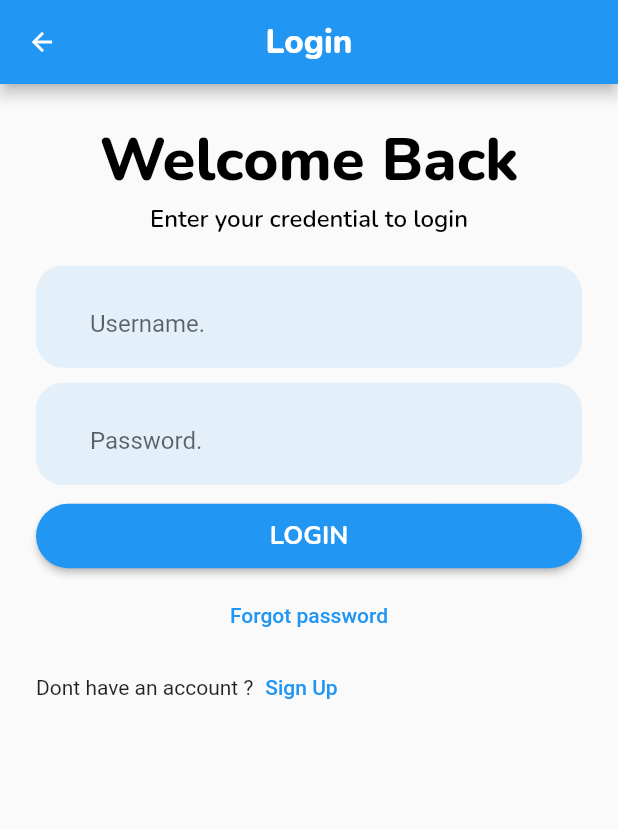
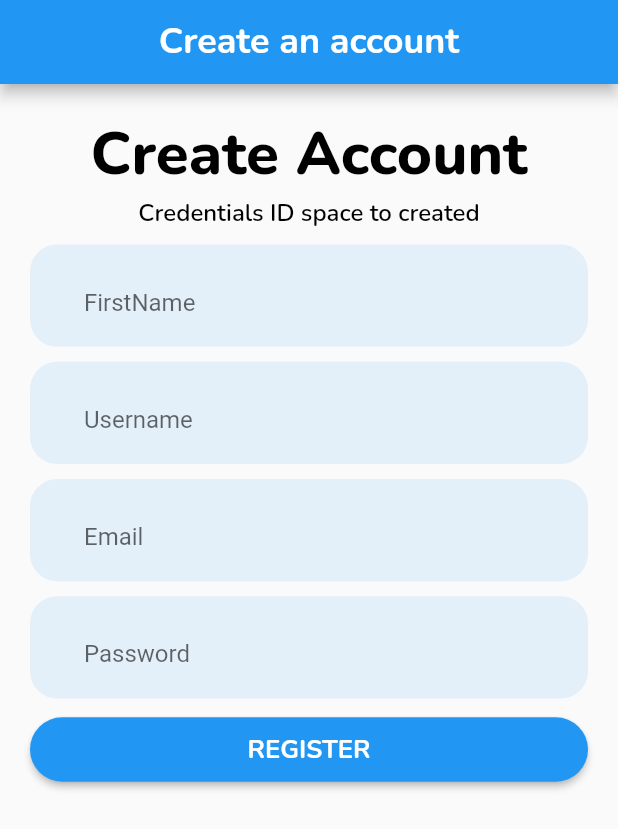
Before and after one commit to alphabas/hotels, a Flutter app: the screen it shows after launch, on a phone screen of 412 x 824 dp. Shown: the top 829 px of the screen. Run offline on Flutter 3.47's test engine with Material 2 defaults, Android fonts, the phone set to English and light mode, and no system bars; our stand-ins replace calendar_date_picker2, google_fonts, table_calendar.

Commit message:
commit now

```diff
--- a/lib/login_screens/loginComponent.dart
+++ b/lib/login_screens/signInScreen.dart
@@ -2,6 +2,7 @@
 
 import 'package:flutter/material.dart';
 import 'package:google_fonts/google_fonts.dart';
+import 'package:hotels/main_screens/variableConst.dart';
 
 class LoginScreen extends StatelessWidget {
   const LoginScreen({super.key});
@@ -51,7 +52,7 @@ class LoginScreen extends StatelessWidget {
     return Column(
       children: [
         Text(
-          'Welcome Back',
+          titleLogin,
           style: GoogleFonts.nunito(
             color: Colors.black,
             fontSize: 40.0,
@@ -59,7 +60,7 @@ class LoginScreen extends StatelessWidget {
           ),
         ),
         Text(
-          'Enter your credential to login',
+          descLogin,
           style: GoogleFonts.nunito(
             color: Colors.black,
             fontSize: 16.0,
@@ -80,10 +81,12 @@ class LoginScreen extends StatelessWidget {
             // contentPadding: EdgeInsets.all(5.0),
             border: OutlineInputBorder(
               borderRadius: BorderRadius.circular(18.0),
-                  borderSide: BorderSide.none),
+              borderSide: BorderSide.none,
+            ),
             fillColor: Theme.of(context).primaryColor.withOpacity(0.1),
             filled: true,
-              prefix: Icon(Icons.person)),
+            prefix: Icon(Icons.person),
+          ),
         ),
         SizedBox(height: 10.0),
         TextField(
--- /dev/null
+++ b/lib/login_screens/signUpScreen.dart
@@ -0,0 +1,120 @@
+import 'package:flutter/material.dart';
+import 'package:google_fonts/google_fonts.dart';
+
+class RegisterScreen extends StatelessWidget {
+  const RegisterScreen({super.key});
+
+  @override
+  Widget build(BuildContext context) {
+    return SafeArea(
+        child: Scaffold(
+      appBar: AppBar(
+        title: Text(
+          'Create an account',
+          style: GoogleFonts.nunito(
+            fontSize: 24.0,
+            fontWeight: FontWeight.w700,
+          ),
+        ),
+        centerTitle: true,
+      ),
+      body: Container(
+        margin: EdgeInsets.all(20.0),
+        child: Column(children: [
+          _headers(context),
+          SizedBox(height: 10.0),
+          _inputFields(context),
+        ]),
+      ),
+    ));
+  }
+
+  _headers(BuildContext context) {
+    return Column(
+      children: [
+        Text(
+          'Create Account',
+          style: GoogleFonts.nunito(
+            color: Colors.black,
+            fontSize: 40.0,
+            fontWeight: FontWeight.w800,
+          ),
+        ),
+        Text(
+          'Credentials ID space to created',
+          style: GoogleFonts.nunito(
+            color: Colors.black,
+            fontSize: 16.0,
+            fontWeight: FontWeight.w600,
+          ),
+        ),
+      ],
+    );
+  }
+
+  _inputFields(BuildContext context) {
+    return Column(
+      crossAxisAlignment: CrossAxisAlignment.stretch,
+      children: [
+        TextField(
+          decoration: InputDecoration(
+              hintText: 'FirstName',
+              border: OutlineInputBorder(
+                  borderRadius: BorderRadius.circular(18.0),
+                  borderSide: BorderSide.none),
+              filled: true,
+              fillColor: Theme.of(context).primaryColor.withOpacity(0.1),
+              prefix: Icon(Icons.person_2)),
+        ),
+        SizedBox(height: 10.0),
+        TextField(
+          decoration: InputDecoration(
+              hintText: 'Username',
+              border: OutlineInputBorder(
+                  borderRadius: BorderRadius.circular(18.0),
+                  borderSide: BorderSide.none),
+              filled: true,
+              fillColor: Theme.of(context).primaryColor.withOpacity(0.1),
+              prefix: Icon(Icons.person_2)),
+        ),
+        SizedBox(height: 10.0),
+        TextField(
+          decoration: InputDecoration(
+              hintText: 'Email',
+              border: OutlineInputBorder(
+                  borderRadius: BorderRadius.circular(18.0),
+                  borderSide: BorderSide.none),
+              filled: true,
+              fillColor: Theme.of(context).primaryColor.withOpacity(0.1),
+              prefix: Icon(Icons.ac_unit_outlined)),
+        ),
+        SizedBox(height: 10.0),
+        TextField(
+          decoration: InputDecoration(
+              hintText: 'Password',
+              border: OutlineInputBorder(
+                  borderRadius: BorderRadius.circular(18.0),
+                  borderSide: BorderSide.none),
+              filled: true,
+              fillColor: Theme.of(context).primaryColor.withOpacity(0.1),
+              prefix: Icon(Icons.key_off_rounded)),
+          obscureText: true,
+        ),
+        SizedBox(height: 10.0),
+        ElevatedButton(
+          onPressed: () => {},
+          child: Text(
+            'REGISTER',
+            style: GoogleFonts.nunito(
+              fontSize: 17.0,
+              fontWeight: FontWeight.w700,
+            ),
+          ),
+          style: ElevatedButton.styleFrom(
+              shape: StadiumBorder(),
+              padding: EdgeInsets.symmetric(vertical: 10.0)),
+        )
+      ],
+    );
+  }
+}
--- a/lib/main.dart
+++ b/lib/main.dart
@@ -1,6 +1,7 @@
 import 'package:flutter/material.dart';
 import 'package:google_fonts/google_fonts.dart';
-import 'package:hotels/login_screens/loginComponent.dart';
+import 'package:hotels/login_screens/signInScreen.dart';
+import 'package:hotels/login_screens/signUpScreen.dart';
 import 'package:hotels/main_screens/home_creens.dart';
 
 void main() {
@@ -15,7 +16,7 @@ class MyApp extends StatelessWidget {
     return MaterialApp(
       debugShowCheckedModeBanner: false,
       title: 'Hotel Booking',
-      home: LoginScreen(),
+      home: RegisterScreen(),
       // home: HomeScreens(),
     );
   }
--- a/lib/main_screens/variableConst.dart
+++ b/lib/main_screens/variableConst.dart
@@ -40,3 +40,6 @@ final List hotelList = [
     'price': '18'
   }
 ];
+
+const descLogin = 'Enter your credential to login';
+const titleLogin = 'Welcome Back';
```
Also changed, not shown: lib/login_screens/registerComponent.dart (deleted). Lines whose indentation alone changed are shown as unchanged.
